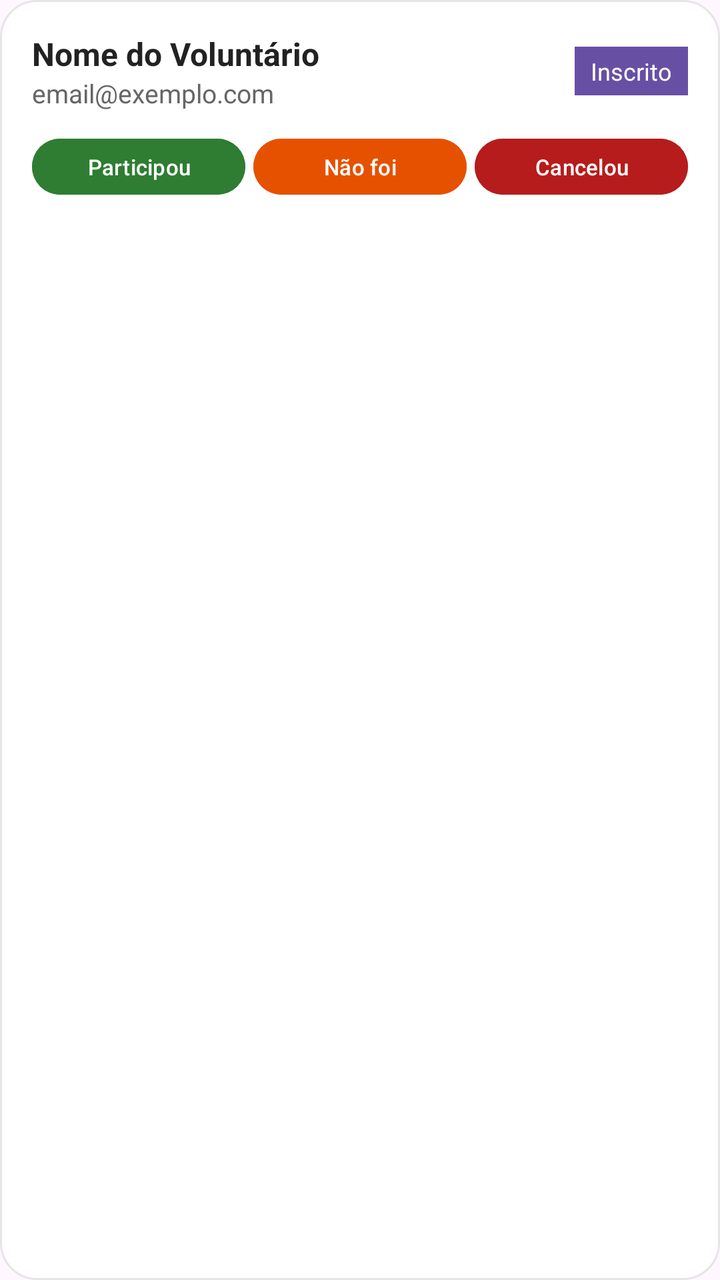
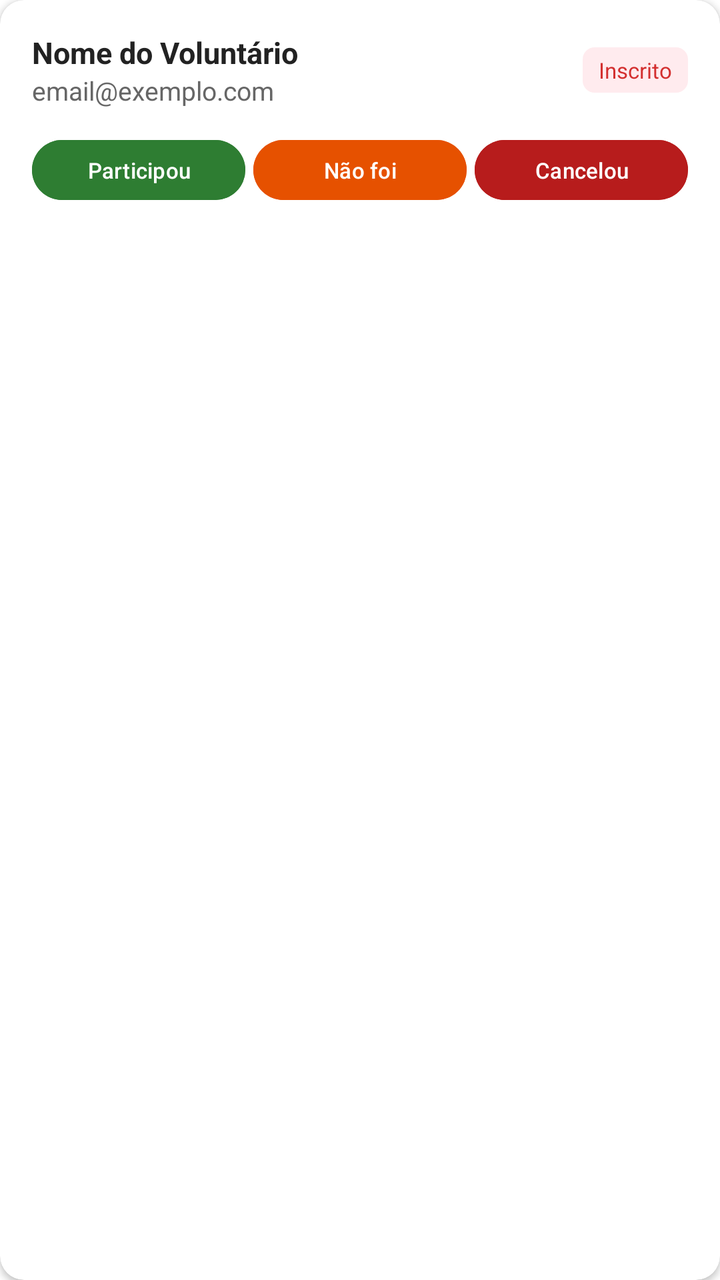

Screens rendered from an Android XML layout before and after an edit, with the pre-edit source and the edit as a unified diff.
<!-- AndroidManifest.xml: application theme Theme.Extensao -->
<!-- res/layout/item_inscrito_participacao.xml -->
<?xml version="1.0" encoding="utf-8"?>
<LinearLayout xmlns:android="http://schemas.android.com/apk/res/android"
    android:orientation="vertical"
    android:background="@drawable/bg_card_evento"
    android:layout_marginBottom="12dp"
    android:layout_width="match_parent"
    android:layout_height="wrap_content"
    android:padding="16dp">

    <LinearLayout
        android:orientation="horizontal"
        android:layout_width="match_parent"
        android:layout_height="wrap_content"
        android:gravity="center_vertical"
        android:layout_marginBottom="10dp">

        <LinearLayout
            android:orientation="vertical"
            android:layout_width="0dp"
            android:layout_height="wrap_content"
            android:layout_weight="1">

            <TextView
                android:id="@+id/txtNomeInscrito"
                android:layout_width="wrap_content"
                android:layout_height="wrap_content"
                android:text="Nome do Voluntário"
                android:textColor="#222222"
                android:textSize="16sp"
                android:textStyle="bold" />

            <TextView
                android:id="@+id/txtEmailInscrito"
                android:layout_width="wrap_content"
                android:layout_height="wrap_content"
                android:text="email@exemplo.com"
                android:textColor="#666666"
                android:textSize="13sp" />

        </LinearLayout>

        <TextView
            android:id="@+id/txtStatusAtual"
            android:layout_width="wrap_content"
            android:layout_height="wrap_content"
            android:text="Inscrito"
            android:textSize="12sp"
            android:textColor="#FFFFFF"
            android:background="#6750A4"
            android:paddingStart="8dp"
            android:paddingEnd="8dp"
            android:paddingTop="4dp"
            android:paddingBottom="4dp" />

    </LinearLayout>

    
    <LinearLayout
        android:orientation="horizontal"
        android:layout_width="match_parent"
        android:layout_height="wrap_content">

        <Button
            android:id="@+id/btnParticipou"
            android:layout_width="0dp"
            android:layout_height="36dp"
            android:layout_weight="1"
            android:layout_marginEnd="4dp"
            android:text="Participou"
            android:textSize="11sp"
            android:textAllCaps="false"
            android:textColor="#FFFFFF"
            android:backgroundTint="#2E7D32" />

        <Button
            android:id="@+id/btnNaoCompareceu"
            android:layout_width="0dp"
            android:layout_height="36dp"
            android:layout_weight="1"
            android:layout_marginEnd="4dp"
            android:text="Não foi"
            android:textSize="11sp"
            android:textAllCaps="false"
            android:textColor="#FFFFFF"
            android:backgroundTint="#E65100" />

        <Button
            android:id="@+id/btnCancelado"
            android:layout_width="0dp"
            android:layout_height="36dp"
            android:layout_weight="1"
            android:text="Cancelou"
            android:textSize="11sp"
            android:textAllCaps="false"
            android:textColor="#FFFFFF"
            android:backgroundTint="#B71C1C" />

    </LinearLayout>

</LinearLayout>
<!-- resources referenced by this layout -->
<resources>
  <!-- drawable bg_card_evento (drawable) -->
  <?xml version="1.0" encoding="utf-8"?>
  <shape xmlns:android="http://schemas.android.com/apk/res/android">
      <solid android:color="#FFFFFF"/>
      <corners android:radius="18dp"/>
      <stroke
          android:width="1dp"
          android:color="#E6E6E6"/>
      <padding
          android:left="16dp"
          android:top="16dp"
          android:right="16dp"
          android:bottom="16dp"/>
  </shape>
  <style name="Theme.Extensao" parent="Base.Theme.Extensao" />
  <style name="Base.Theme.Extensao" parent="Theme.Material3.DayNight.NoActionBar">
          
          
      </style>
</resources>

<!-- the commit's change to res/layout/item_inscrito_participacao.xml (unified diff, before → after) -->
@@ -1,100 +1,109 @@
 <?xml version="1.0" encoding="utf-8"?>
-<LinearLayout xmlns:android="http://schemas.android.com/apk/res/android"
-    android:orientation="vertical"
-    android:background="@drawable/bg_card_evento"
-    android:layout_marginBottom="12dp"
+<androidx.cardview.widget.CardView xmlns:android="http://schemas.android.com/apk/res/android"
+    xmlns:app="http://schemas.android.com/apk/res-auto"
     android:layout_width="match_parent"
     android:layout_height="wrap_content"
-    android:padding="16dp">
+    android:layout_marginBottom="10dp"
+    app:cardCornerRadius="12dp"
+    app:cardElevation="2dp"
+    app:cardBackgroundColor="@color/white">
 
     <LinearLayout
-        android:orientation="horizontal"
+        android:orientation="vertical"
         android:layout_width="match_parent"
         android:layout_height="wrap_content"
-        android:gravity="center_vertical"
-        android:layout_marginBottom="10dp">
+        android:padding="16dp">
 
         <LinearLayout
-            android:orientation="vertical"
-            android:layout_width="0dp"
+            android:orientation="horizontal"
+            android:layout_width="match_parent"
             android:layout_height="wrap_content"
-            android:layout_weight="1">
+            android:gravity="center_vertical"
+            android:layout_marginBottom="12dp">
+
+            <LinearLayout
+                android:orientation="vertical"
+                android:layout_width="0dp"
+                android:layout_height="wrap_content"
+                android:layout_weight="1">
+
+                <TextView
+                    android:id="@+id/txtNomeInscrito"
+                    android:layout_width="wrap_content"
+                    android:layout_height="wrap_content"
+                    android:text="Nome do Voluntário"
+                    android:textColor="@color/text_primary"
+                    android:textSize="15sp"
+                    android:textStyle="bold" />
+
+                <TextView
+                    android:id="@+id/txtEmailInscrito"
+                    android:layout_width="wrap_content"
+                    android:layout_height="wrap_content"
+                    android:text="email@exemplo.com"
+                    android:textColor="@color/text_secondary"
+                    android:textSize="13sp" />
+
+            </LinearLayout>
 
             <TextView
-                android:id="@+id/txtNomeInscrito"
+                android:id="@+id/txtStatusAtual"
                 android:layout_width="wrap_content"
                 android:layout_height="wrap_content"
-                android:text="Nome do Voluntário"
-                android:textColor="#222222"
-                android:textSize="16sp"
-                android:textStyle="bold" />
-
-            <TextView
-                android:id="@+id/txtEmailInscrito"
-                android:layout_width="wrap_content"
-                android:layout_height="wrap_content"
-                android:text="email@exemplo.com"
-                android:textColor="#666666"
-                android:textSize="13sp" />
+                android:text="Inscrito"
+                android:textSize="11sp"
+                android:textColor="@color/primary_red"
+                android:background="@drawable/bg_badge_red"
+                android:paddingStart="8dp"
+                android:paddingEnd="8dp"
+                android:paddingTop="4dp"
+                android:paddingBottom="4dp" />
 
         </LinearLayout>
 
-        <TextView
-            android:id="@+id/txtStatusAtual"
-            android:layout_width="wrap_content"
-            android:layout_height="wrap_content"
-            android:text="Inscrito"
-            android:textSize="12sp"
-            android:textColor="#FFFFFF"
-            android:background="#6750A4"
-            android:paddingStart="8dp"
-            android:paddingEnd="8dp"
-            android:paddingTop="4dp"
-            android:paddingBottom="4dp" />
+        
+        <LinearLayout
+            android:orientation="horizontal"
+            android:layout_width="match_parent"
+            android:layout_height="wrap_content">
+
+            <Button
+                android:id="@+id/btnParticipou"
+                android:layout_width="0dp"
+                android:layout_height="38dp"
+                android:layout_weight="1"
+                android:layout_marginEnd="4dp"
+                android:text="Participou"
+                android:textSize="11sp"
+                android:textAllCaps="false"
+                android:textColor="@color/white"
+                android:backgroundTint="@color/status_green" />
+
+            <Button
+                android:id="@+id/btnNaoCompareceu"
+                android:layout_width="0dp"
+                android:layout_height="38dp"
+                android:layout_weight="1"
+                android:layout_marginEnd="4dp"
+                android:text="Não foi"
+                android:textSize="11sp"
+                android:textAllCaps="false"
+                android:textColor="@color/white"
+                android:backgroundTint="@color/status_orange" />
+
+            <Button
+                android:id="@+id/btnCancelado"
+                android:layout_width="0dp"
+                android:layout_height="38dp"
+                android:layout_weight="1"
+                android:text="Cancelou"
+                android:textSize="11sp"
+                android:textAllCaps="false"
+                android:textColor="@color/white"
+                android:backgroundTint="@color/status_red_dark" />
+
+        </LinearLayout>
 
     </LinearLayout>
 
-    
-    <LinearLayout
-        android:orientation="horizontal"
-        android:layout_width="match_parent"
-        android:layout_height="wrap_content">
-
-        <Button
-            android:id="@+id/btnParticipou"
-            android:layout_width="0dp"
-            android:layout_height="36dp"
-            android:layout_weight="1"
-            android:layout_marginEnd="4dp"
-            android:text="Participou"
-            android:textSize="11sp"
-            android:textAllCaps="false"
-            android:textColor="#FFFFFF"
-            android:backgroundTint="#2E7D32" />
-
-        <Button
-            android:id="@+id/btnNaoCompareceu"
-            android:layout_width="0dp"
-            android:layout_height="36dp"
-            android:layout_weight="1"
-            android:layout_marginEnd="4dp"
-            android:text="Não foi"
-            android:textSize="11sp"
-            android:textAllCaps="false"
-            android:textColor="#FFFFFF"
-            android:backgroundTint="#E65100" />
-
-        <Button
-            android:id="@+id/btnCancelado"
-            android:layout_width="0dp"
-            android:layout_height="36dp"
-            android:layout_weight="1"
-            android:text="Cancelou"
-            android:textSize="11sp"
-            android:textAllCaps="false"
-            android:textColor="#FFFFFF"
-            android:backgroundTint="#B71C1C" />
-
-    </LinearLayout>
-
-</LinearLayout>
+</androidx.cardview.widget.CardView>
<!-- resource entries referenced after the edit -->
@@ -1,23 +1,35 @@
 <!-- resources referenced by this layout -->
 <resources>
-  <!-- drawable bg_card_evento (drawable) -->
+  <color name="primary_red">#D32F2F</color>
+  <color name="status_green">#2E7D32</color>
+  <color name="status_orange">#E65100</color>
+  <color name="status_red_dark">#B71C1C</color>
+  <color name="text_primary">#222222</color>
+  <color name="text_secondary">#666666</color>
+  <color name="white">#FFFFFFFF</color>
+  <!-- drawable bg_badge_red (drawable) -->
   <?xml version="1.0" encoding="utf-8"?>
   <shape xmlns:android="http://schemas.android.com/apk/res/android">
-      <solid android:color="#FFFFFF"/>
-      <corners android:radius="18dp"/>
-      <stroke
-          android:width="1dp"
-          android:color="#E6E6E6"/>
-      <padding
-          android:left="16dp"
-          android:top="16dp"
-          android:right="16dp"
-          android:bottom="16dp"/>
+      <solid android:color="#FFEBEE"/>
+      <corners android:radius="6dp"/>
   </shape>
   <style name="Theme.Extensao" parent="Base.Theme.Extensao" />
-  <style name="Base.Theme.Extensao" parent="Theme.Material3.DayNight.NoActionBar">
+  <style name="Base.Theme.Extensao" parent="Theme.Material3.Light.NoActionBar">
+          <item name="colorPrimary">@color/primary_red</item>
+          <item name="colorPrimaryVariant">@color/primary_red_dark</item>
+          <item name="colorOnPrimary">@color/white</item>
+          <item name="colorSecondary">@color/primary_red</item>
+          <item name="colorOnSecondary">@color/white</item>
+          <item name="android:windowBackground">@color/white</item>
+          <item name="colorSurface">@color/white</item>
+          <item name="colorOnSurface">@color/text_primary</item>
           
-          
+          <item name="bottomNavigationStyle">@style/BottomNavStyle</item>
+      </style>
+  <color name="primary_red_dark">#B71C1C</color>
+  <style name="BottomNavStyle" parent="Widget.MaterialComponents.BottomNavigationView">
+          <item name="itemIconTint">@color/bottom_nav_color</item>
+          <item name="itemTextColor">@color/bottom_nav_color</item>
       </style>
 </resources>
 
